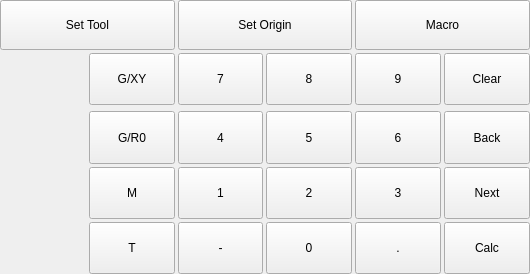
This is share/qtvcp/widgets_ui/mdi_touchy.ui in LinuxCNC/linuxcnc as Qt 5 draws it before an edit. The edited form follows.
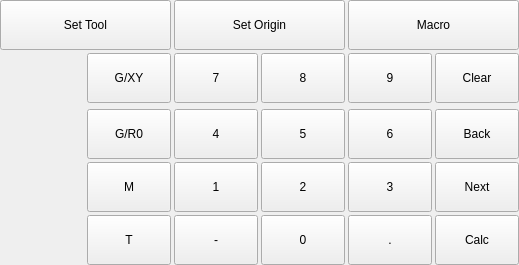
This is the edited form. Icons and pictures are not drawn.

Commit message: qtvcp -MDI_Touchy: allow widget to be smaller

What changed in the file:
```diff
--- a/share/qtvcp/widgets_ui/mdi_touchy.ui
+++ b/share/qtvcp/widgets_ui/mdi_touchy.ui
@@ -6,10 +6,16 @@
    <rect>
     <x>0</x>
     <y>0</y>
-    <width>530</width>
-    <height>274</height>
+    <width>519</width>
+    <height>265</height>
    </rect>
   </property>
+  <property name="sizePolicy">
+   <sizepolicy hsizetype="Preferred" vsizetype="Preferred">
+    <horstretch>0</horstretch>
+    <verstretch>0</verstretch>
+   </sizepolicy>
+  </property>
   <property name="windowTitle">
    <string>Form</string>
   </property>
@@ -34,6 +40,9 @@
      <property name="spacing">
       <number>3</number>
      </property>
+     <property name="sizeConstraint">
+      <enum>QLayout::SetDefaultConstraint</enum>
+     </property>
      <item>
       <widget class="QPushButton" name="pushButton_20">
        <property name="minimumSize">
@@ -250,6 +259,15 @@
        <property name="text">
         <string>Clear</string>
        </property>
+       <property name="icon">
+        <iconset theme="clear"/>
+       </property>
+       <property name="iconSize">
+        <size>
+         <width>32</width>
+         <height>32</height>
+        </size>
+       </property>
       </widget>
      </item>
      <item row="5" column="4">
@@ -276,6 +294,12 @@
        <property name="text">
         <string>T</string>
        </property>
+       <property name="iconSize">
+        <size>
+         <width>16</width>
+         <height>16</height>
+        </size>
+       </property>
       </widget>
      </item>
      <item row="3" column="4">
@@ -311,6 +335,12 @@
        </property>
        <item>
         <widget class="QLabel" name="label_0">
+         <property name="minimumSize">
+          <size>
+           <width>75</width>
+           <height>0</height>
+          </size>
+         </property>
          <property name="text">
           <string/>
          </property>
```
Left out of the diff: 4 changed lines with no effect on the pictures. The commit also changes 1 other file.
